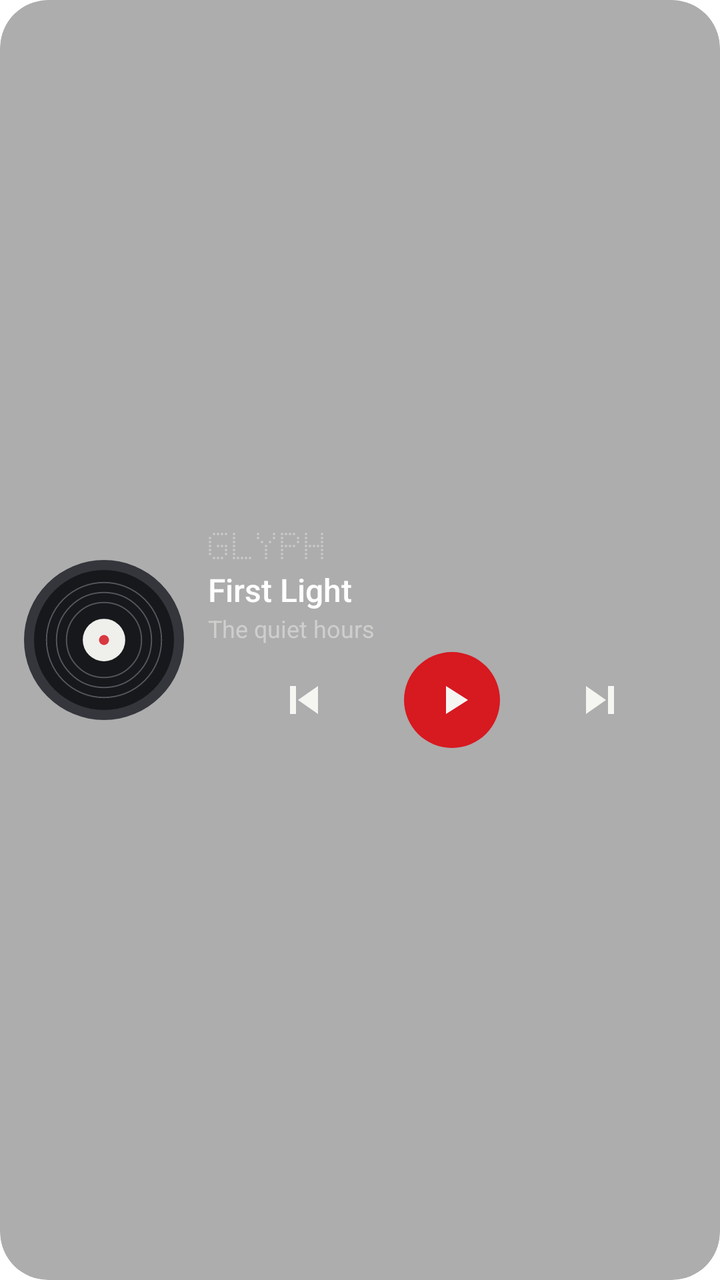
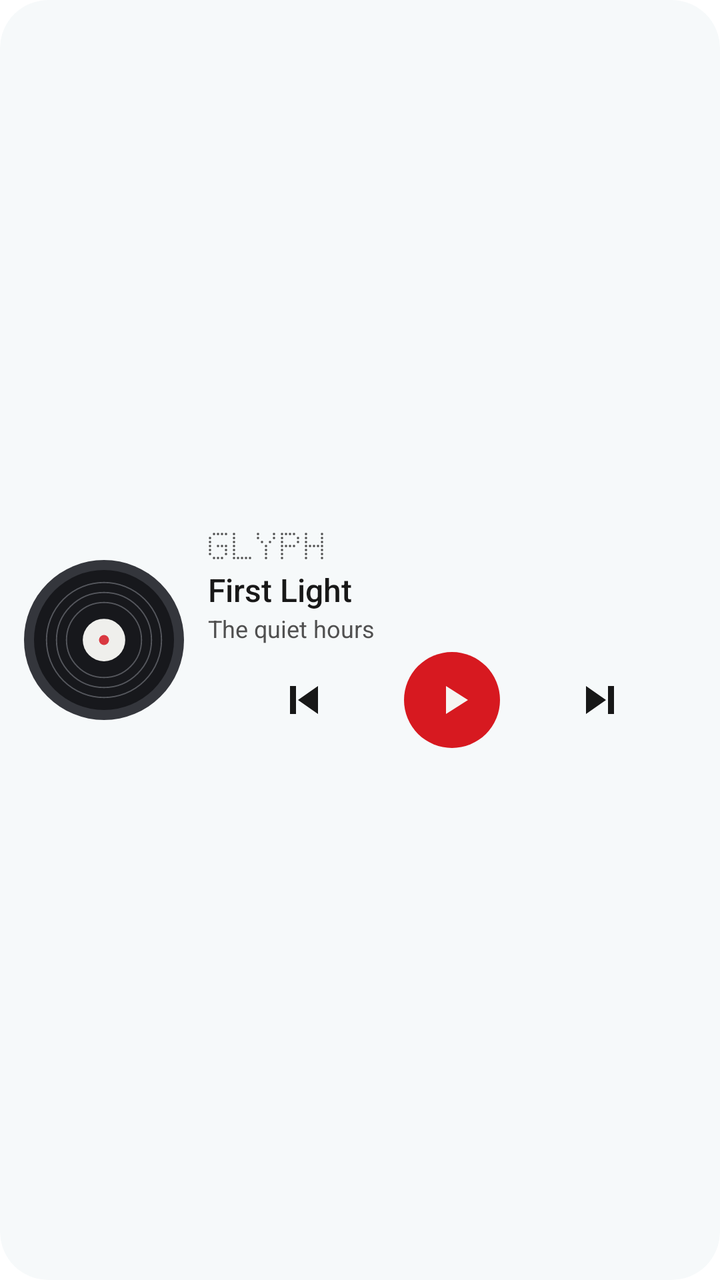

The first picture is an Android layout as it rendered before a commit; the second is the same layout after the commit. The layout source and the unified diff follow.
<!-- AndroidManifest.xml: fallback theme Theme.MaterialComponents.DayNight.NoActionBar -->
<!-- res/layout/glyph_compact_preview.xml -->
<FrameLayout xmlns:android="http://schemas.android.com/apk/res/android" android:id="@+id/widget_root" android:layout_width="match_parent" android:layout_height="match_parent" android:background="@drawable/widget_background" android:clipToOutline="true"><ImageView android:id="@+id/widget_surface" android:layout_width="match_parent" android:layout_height="match_parent" android:scaleType="fitXY" android:importantForAccessibility="no" /><LinearLayout android:layout_width="match_parent" android:layout_height="match_parent" android:orientation="vertical" android:padding="12dp"><LinearLayout android:layout_width="match_parent" android:layout_height="match_parent" android:gravity="center_vertical" android:orientation="horizontal"><ImageView android:id="@+id/widget_record" android:layout_width="80dp" android:layout_height="80dp" android:layout_marginEnd="12dp" android:src="@drawable/widget_album_placeholder" android:scaleType="fitCenter" android:contentDescription="Album artwork" /><LinearLayout android:layout_width="0dp" android:layout_weight="1" android:layout_height="wrap_content" android:orientation="vertical"><ImageView android:layout_width="60dp" android:layout_height="14dp" android:layout_marginBottom="4dp" android:src="@drawable/widget_brand" android:contentDescription="Glyph Music" /><TextView android:id="@+id/track_title" android:layout_width="match_parent" android:layout_height="22dp" android:text="First Light" android:textColor="#FFFFFF" android:textSize="16sp" android:fontFamily="sans-serif-medium" android:maxLines="1" android:ellipsize="end" /><TextView android:id="@+id/track_artist" android:layout_width="match_parent" android:layout_height="20dp" android:text="The quiet hours" android:textColor="#CECECC" android:textSize="12sp" android:maxLines="1" android:ellipsize="end" /><LinearLayout android:layout_width="match_parent" android:layout_height="48dp" android:gravity="center_vertical" android:orientation="horizontal">
    <ImageButton android:id="@+id/previous_track" android:layout_width="0dp" android:layout_weight="1" android:layout_height="48dp" android:padding="4dp" android:background="@android:color/transparent" android:src="@drawable/widget_previous" android:contentDescription="Previous track" />
    <ImageButton android:id="@+id/play_pause" android:layout_width="48dp" android:layout_height="48dp" android:padding="12dp" android:background="@drawable/widget_play_background" android:src="@drawable/widget_play" android:contentDescription="Play" />
    <ImageButton android:id="@+id/next_track" android:layout_width="0dp" android:layout_weight="1" android:layout_height="48dp" android:padding="4dp" android:background="@android:color/transparent" android:src="@drawable/widget_next" android:contentDescription="Next track" />
</LinearLayout></LinearLayout></LinearLayout></LinearLayout></FrameLayout>
<!-- resources referenced by this layout -->
<resources>
  <!-- drawable widget_album_placeholder (drawable) -->
  <vector xmlns:android="http://schemas.android.com/apk/res/android" android:width="128dp" android:height="128dp" android:viewportWidth="128" android:viewportHeight="128">
      <path android:fillColor="#34363C" android:pathData="M64,0a64,64 0,1 0,0 128a64,64 0,1 0,0 -128" />
      <path android:fillColor="#17181C" android:pathData="M64,8a56,56 0,1 0,0 112a56,56 0,1 0,0 -112" />
      <path android:strokeColor="#55575D" android:strokeWidth="1" android:fillColor="#00000000" android:pathData="M64,18a46,46 0,1 0,0 92a46,46 0,1 0,0 -92M64,26a38,38 0,1 0,0 76a38,38 0,1 0,0 -76M64,34a30,30 0,1 0,0 60a30,30 0,1 0,0 -60" />
      <path android:fillColor="#EFEFEC" android:pathData="M64,47a17,17 0,1 0,0 34a17,17 0,1 0,0 -34" />
      <path android:fillColor="#D93840" android:pathData="M64,60a4,4 0,1 0,0 8a4,4 0,1 0,0 -8" />
  </vector>
  <!-- drawable widget_background (drawable) -->
  <shape xmlns:android="http://schemas.android.com/apk/res/android">
      <solid android:color="#58131313" />
      <corners android:radius="24dp" />
  </shape>
  <!-- drawable widget_brand: vector/xml drawable (drawable, 4222 chars, omitted) -->
  <!-- drawable widget_next (drawable) -->
  <vector xmlns:android="http://schemas.android.com/apk/res/android" android:width="24dp" android:height="24dp" android:viewportWidth="24" android:viewportHeight="24"><path android:fillColor="#F5F5F2" android:pathData="M6,5L16,12L6,19ZM17,5H20V19H17Z" /></vector>
  <!-- drawable widget_play (drawable) -->
  <vector xmlns:android="http://schemas.android.com/apk/res/android" android:width="24dp" android:height="24dp" android:viewportWidth="24" android:viewportHeight="24"><path android:fillColor="#F5F5F2" android:pathData="M9,5L20,12L9,19Z" /></vector>
  <!-- drawable widget_play_background (drawable) -->
  <shape xmlns:android="http://schemas.android.com/apk/res/android" android:shape="oval">
      <solid android:color="#D71920" />
  </shape>
  <!-- drawable widget_previous (drawable) -->
  <vector xmlns:android="http://schemas.android.com/apk/res/android" android:width="24dp" android:height="24dp" android:viewportWidth="24" android:viewportHeight="24"><path android:fillColor="#F5F5F2" android:pathData="M18,5L8,12L18,19ZM4,5H7V19H4Z" /></vector>
</resources>

<!-- the commit's change to res/layout/glyph_compact_preview.xml (unified diff, before → after) -->
@@ -1,4 +1,4 @@
-<FrameLayout xmlns:android="http://schemas.android.com/apk/res/android" android:id="@+id/widget_root" android:layout_width="match_parent" android:layout_height="match_parent" android:background="@drawable/widget_background" android:clipToOutline="true"><ImageView android:id="@+id/widget_surface" android:layout_width="match_parent" android:layout_height="match_parent" android:scaleType="fitXY" android:importantForAccessibility="no" /><LinearLayout android:layout_width="match_parent" android:layout_height="match_parent" android:orientation="vertical" android:padding="12dp"><LinearLayout android:layout_width="match_parent" android:layout_height="match_parent" android:gravity="center_vertical" android:orientation="horizontal"><ImageView android:id="@+id/widget_record" android:layout_width="80dp" android:layout_height="80dp" android:layout_marginEnd="12dp" android:src="@drawable/widget_album_placeholder" android:scaleType="fitCenter" android:contentDescription="Album artwork" /><LinearLayout android:layout_width="0dp" android:layout_weight="1" android:layout_height="wrap_content" android:orientation="vertical"><ImageView android:layout_width="60dp" android:layout_height="14dp" android:layout_marginBottom="4dp" android:src="@drawable/widget_brand" android:contentDescription="Glyph Music" /><TextView android:id="@+id/track_title" android:layout_width="match_parent" android:layout_height="22dp" android:text="First Light" android:textColor="#FFFFFF" android:textSize="16sp" android:fontFamily="sans-serif-medium" android:maxLines="1" android:ellipsize="end" /><TextView android:id="@+id/track_artist" android:layout_width="match_parent" android:layout_height="20dp" android:text="The quiet hours" android:textColor="#CECECC" android:textSize="12sp" android:maxLines="1" android:ellipsize="end" /><LinearLayout android:layout_width="match_parent" android:layout_height="48dp" android:gravity="center_vertical" android:orientation="horizontal">
+<FrameLayout xmlns:android="http://schemas.android.com/apk/res/android" android:id="@+id/widget_root" android:forceDarkAllowed="false" android:layout_width="match_parent" android:layout_height="match_parent" android:background="@drawable/widget_background" android:clipToOutline="true"><ImageView android:id="@+id/widget_surface" android:layout_width="match_parent" android:layout_height="match_parent" android:scaleType="fitXY" android:importantForAccessibility="no" /><LinearLayout android:layout_width="match_parent" android:layout_height="match_parent" android:orientation="vertical" android:padding="12dp"><LinearLayout android:layout_width="match_parent" android:layout_height="match_parent" android:gravity="center_vertical" android:orientation="horizontal"><ImageView android:id="@+id/widget_record" android:layout_width="80dp" android:layout_height="80dp" android:layout_marginEnd="12dp" android:src="@drawable/widget_album_placeholder" android:scaleType="fitCenter" android:contentDescription="Album artwork" /><LinearLayout android:layout_width="0dp" android:layout_weight="1" android:layout_height="wrap_content" android:orientation="vertical"><ImageView android:id="@+id/widget_brand" android:layout_width="60dp" android:layout_height="14dp" android:layout_marginBottom="4dp" android:src="@drawable/widget_brand" android:contentDescription="Glyph Music" /><TextView android:id="@+id/track_title" android:layout_width="match_parent" android:layout_height="22dp" android:text="First Light" android:textColor="@color/widget_primary" android:textSize="16sp" android:fontFamily="sans-serif-medium" android:maxLines="1" android:ellipsize="end" /><TextView android:id="@+id/track_artist" android:layout_width="match_parent" android:layout_height="20dp" android:text="The quiet hours" android:textColor="@color/widget_secondary" android:textSize="12sp" android:maxLines="1" android:ellipsize="end" /><LinearLayout android:layout_width="match_parent" android:layout_height="48dp" android:gravity="center_vertical" android:orientation="horizontal">
     <ImageButton android:id="@+id/previous_track" android:layout_width="0dp" android:layout_weight="1" android:layout_height="48dp" android:padding="4dp" android:background="@android:color/transparent" android:src="@drawable/widget_previous" android:contentDescription="Previous track" />
     <ImageButton android:id="@+id/play_pause" android:layout_width="48dp" android:layout_height="48dp" android:padding="12dp" android:background="@drawable/widget_play_background" android:src="@drawable/widget_play" android:contentDescription="Play" />
     <ImageButton android:id="@+id/next_track" android:layout_width="0dp" android:layout_weight="1" android:layout_height="48dp" android:padding="4dp" android:background="@android:color/transparent" android:src="@drawable/widget_next" android:contentDescription="Next track" />
<!-- resource entries referenced after the edit -->
@@ -1,5 +1,7 @@
 <!-- resources referenced by this layout -->
 <resources>
+  <color name="widget_primary">#181818</color>
+  <color name="widget_secondary">#505050</color>
   <!-- drawable widget_album_placeholder (drawable) -->
   <vector xmlns:android="http://schemas.android.com/apk/res/android" android:width="128dp" android:height="128dp" android:viewportWidth="128" android:viewportHeight="128">
       <path android:fillColor="#34363C" android:pathData="M64,0a64,64 0,1 0,0 128a64,64 0,1 0,0 -128" />
@@ -10,12 +12,12 @@
   </vector>
   <!-- drawable widget_background (drawable) -->
   <shape xmlns:android="http://schemas.android.com/apk/res/android">
-      <solid android:color="#58131313" />
+      <solid android:color="@color/widget_surface" />
       <corners android:radius="24dp" />
   </shape>
-  <!-- drawable widget_brand: vector/xml drawable (drawable, 4222 chars, omitted) -->
+  <!-- drawable widget_brand: vector/xml drawable (drawable, 4238 chars, omitted) -->
   <!-- drawable widget_next (drawable) -->
-  <vector xmlns:android="http://schemas.android.com/apk/res/android" android:width="24dp" android:height="24dp" android:viewportWidth="24" android:viewportHeight="24"><path android:fillColor="#F5F5F2" android:pathData="M6,5L16,12L6,19ZM17,5H20V19H17Z" /></vector>
+  <vector xmlns:android="http://schemas.android.com/apk/res/android" android:width="24dp" android:height="24dp" android:viewportWidth="24" android:viewportHeight="24"><path android:fillColor="@color/widget_primary" android:pathData="M6,5L16,12L6,19ZM17,5H20V19H17Z" /></vector>
   <!-- drawable widget_play (drawable) -->
   <vector xmlns:android="http://schemas.android.com/apk/res/android" android:width="24dp" android:height="24dp" android:viewportWidth="24" android:viewportHeight="24"><path android:fillColor="#F5F5F2" android:pathData="M9,5L20,12L9,19Z" /></vector>
   <!-- drawable widget_play_background (drawable) -->
@@ -23,6 +25,7 @@
       <solid android:color="#D71920" />
   </shape>
   <!-- drawable widget_previous (drawable) -->
-  <vector xmlns:android="http://schemas.android.com/apk/res/android" android:width="24dp" android:height="24dp" android:viewportWidth="24" android:viewportHeight="24"><path android:fillColor="#F5F5F2" android:pathData="M18,5L8,12L18,19ZM4,5H7V19H4Z" /></vector>
+  <vector xmlns:android="http://schemas.android.com/apk/res/android" android:width="24dp" android:height="24dp" android:viewportWidth="24" android:viewportHeight="24"><path android:fillColor="@color/widget_primary" android:pathData="M18,5L8,12L18,19ZM4,5H7V19H4Z" /></vector>
+  <color name="widget_surface">#66E8F0F2</color>
 </resources>
 
